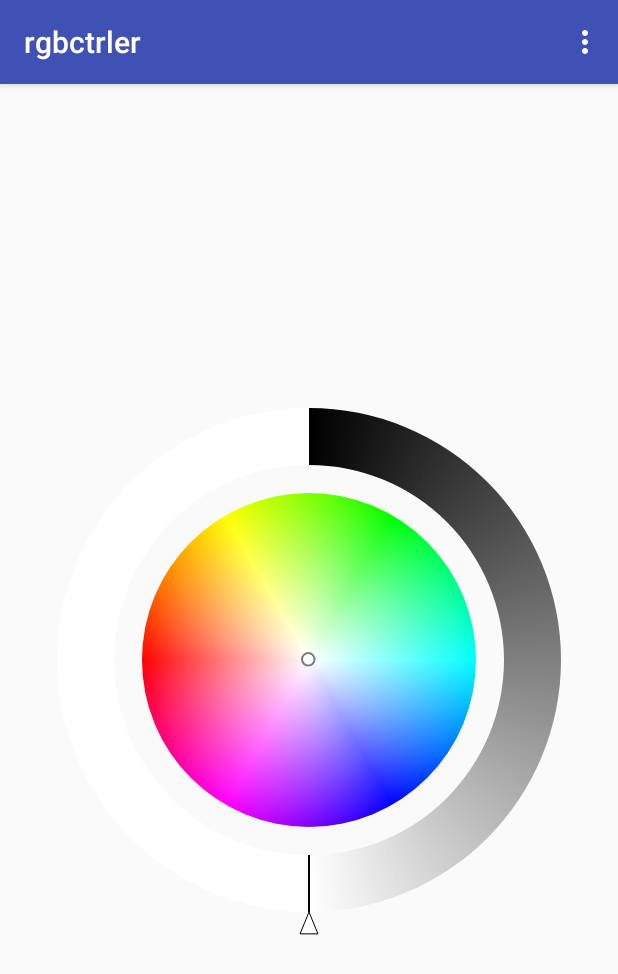
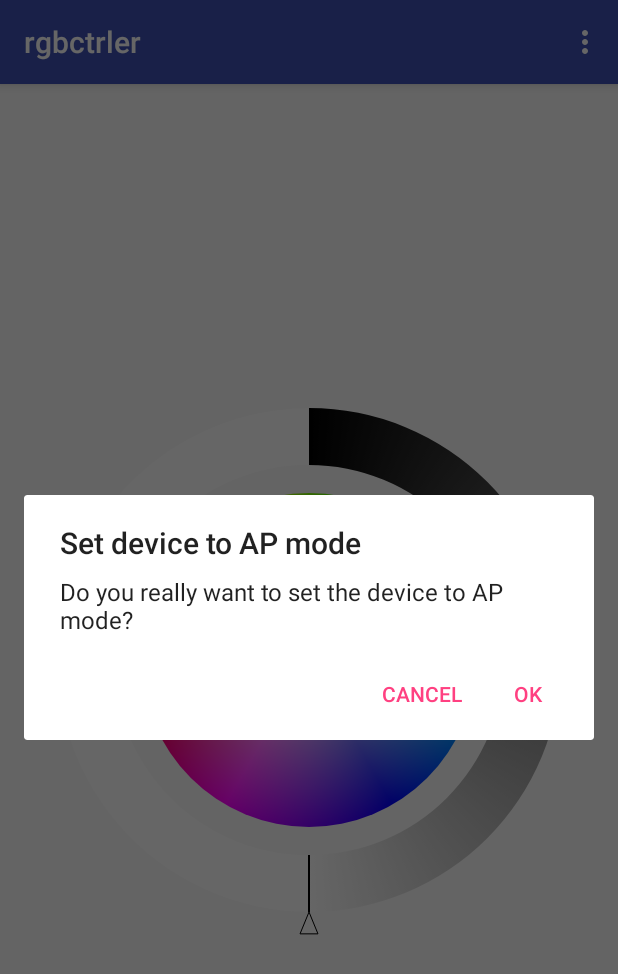
Before and after one commit to koincidencia/rgbCtrler, an Android app: the ColorPickingActivity screen opened directly, with no data from a screen before it, in the options menu, after a tap on "WiFi access point", on a phone screen of 412 x 824 dp. Shown: the top 974 px of the screen. Run offline under Robolectric (Android 15) with nearby library versions, the light colour scheme and no system bars; 2 statements that could not run were skipped.

Commit message:
add AP mode setup

```diff
--- a/android/app/src/main/java/com/rgbctrler/rgbctrler/ColorPickingActivity.java
+++ b/android/app/src/main/java/com/rgbctrler/rgbctrler/ColorPickingActivity.java
@@ -78,6 +78,7 @@ public class ColorPickingActivity extends AppCompatActivity {
             case R.id.opt_wifi_sta:
                 return true;
             case R.id.opt_wifi_ap:
+                setApMode();
                 return true;
             default:
                 return super.onOptionsItemSelected(item);
@@ -90,7 +91,7 @@ public class ColorPickingActivity extends AppCompatActivity {
 
         AlertDialog.Builder builder = new AlertDialog.Builder(this);
         builder.setTitle("Device name setup");
-        builder.setMessage("Alert message to be shown");
+        builder.setMessage("Enter the desired device name!");
         builder.setView(input);
         builder.setPositiveButton("OK", new DialogInterface.OnClickListener() {
             @Override
@@ -110,4 +111,26 @@ public class ColorPickingActivity extends AppCompatActivity {
         });
         builder.show();
     }
+
+    protected void setApMode() {
+        AlertDialog.Builder builder = new AlertDialog.Builder(this);
+        builder.setTitle("Set device to AP mode");
+        builder.setMessage("Do you really want to set the device to AP mode?");
+        builder.setPositiveButton("OK", new DialogInterface.OnClickListener() {
+            @Override
+            public void onClick(DialogInterface dialog, int which) {
+                rgbCtrler.SetAPMode(getApplicationContext());
+                finish();
+                dialog.dismiss();
+            }
+        });
+        builder.setNegativeButton("Cancel", new DialogInterface.OnClickListener() {
+            @Override
+            public void onClick(DialogInterface dialog, int which) {
+                dialog.dismiss();
+            }
+        });
+        builder.show();
+    }
+
 }
```
